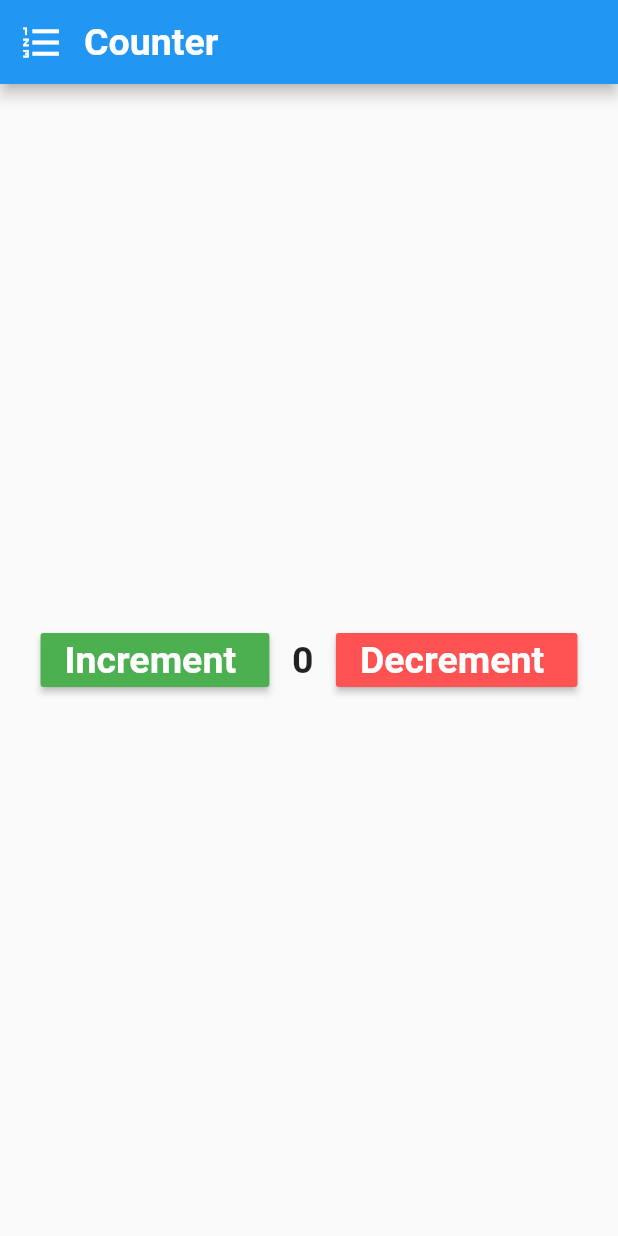
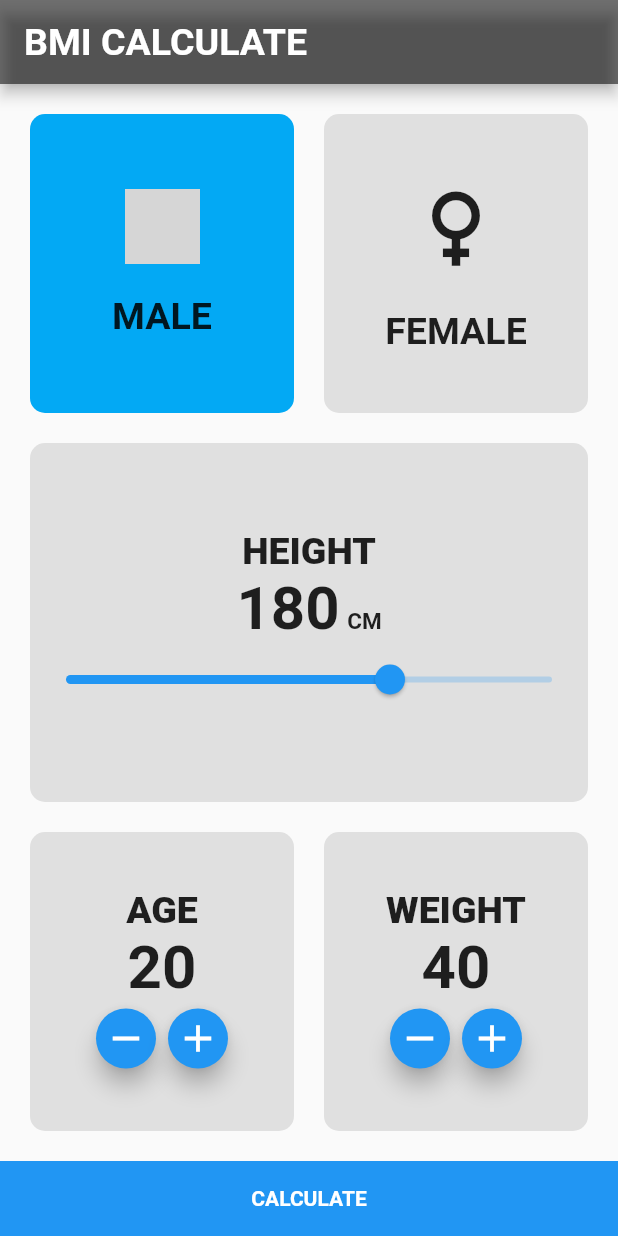
Before and after one commit to abdallhmostafa/udemy_course, a Flutter app: the screen it shows after launch, on a phone screen of 412 x 824 dp. Run offline on Flutter 3.47's test engine with Material 2 defaults, Android fonts, the phone set to English and light mode, and no system bars; grey boxes are pictures that could not be loaded.

Commit message:
Demo BMI APP

```diff
--- /dev/null
+++ b/lib/bmi_result_screen.dart
@@ -0,0 +1,30 @@
+import 'package:flutter/material.dart';
+class BmiResultScreen extends StatelessWidget {
+final int age ;
+final double result ;
+bool isMale ;
+BmiResultScreen({required this.result,required this.age,required this.isMale});
+  @override
+  Widget build(BuildContext context) {
+    return Scaffold(
+      appBar: AppBar(
+        title:Text('BMI RESULT ',style: TextStyle(fontSize: 25.0,fontWeight: FontWeight.w900),
+      ),
+
+    ),
+          body: Center(
+            child: Column(
+              mainAxisAlignment: MainAxisAlignment.center,
+              crossAxisAlignment: CrossAxisAlignment.start,
+              children: [
+              Text('GENDER : ${isMale ? "MALE": "FEMALE" }',style: TextStyle(fontSize: 25.0,fontWeight: FontWeight.w900)),
+              SizedBox(height: 10,),
+              Text('AGE : $age',style: TextStyle(fontSize: 25.0,fontWeight: FontWeight.w900)),
+                SizedBox(height: 10,),
+                Text('BMI RESULT : ${result.round()}',style: TextStyle(fontSize: 25.0,fontWeight: FontWeight.w900)),
+              ],
+            ),
+          ),
+    );
+  }
+}
--- /dev/null
+++ b/lib/bmi_screen.dart
@@ -0,0 +1,259 @@
+ import 'dart:math';
+
+import 'package:abdallh_mansor_course/bmi_result_screen.dart';
+import 'package:flutter/material.dart';
+class BmiScreen extends StatefulWidget {
+  const BmiScreen({Key? key}) : super(key: key);
+
+  @override
+  State<BmiScreen> createState() => _BmiScreenState();
+}
+
+class _BmiScreenState extends State<BmiScreen> {
+
+  bool isMale =true;
+  double hieght= 180;
+  int age = 20;
+  double weight = 40;
+  @override
+  Widget build(BuildContext context) {
+    return Scaffold(
+      appBar: AppBar(
+        backgroundColor: Colors.black54,
+        title:const Text('BMI CALCULATE',style: TextStyle(fontSize: 25.0,color: Colors.white,fontWeight: FontWeight.bold),),
+      ),
+      body: Column(
+        children: [
+          //<<<<<<<<<<<<<<<<<<<<<<<<<<<< First Section >>>>>>>>>>>>>>>>>>>
+          Expanded(
+              child:Padding(
+                padding: const EdgeInsets.all(20.0),
+                child: Row(
+                  children: [
+                    Expanded(
+                      child: GestureDetector(
+                        onTap: (){
+                        setState(() {
+                          isMale = true;
+                        });
+                          },
+                        child: Container(
+                          decoration: BoxDecoration(
+                            borderRadius: BorderRadius.circular(10.0),
+                            color: isMale ? Colors.lightBlue : Colors.grey[300]
+                            ,
+
+                          ),
+                          child: Column(
+                            mainAxisAlignment: MainAxisAlignment.center,
+                            children: [
+
+                                // Icon(Icons.male,size: 70,),
+                              Image(image: AssetImage('assets/images/male2.png'),
+                                     width: 50.0,
+                              height: 50.0,),
+                               SizedBox(height: 20.0,),
+                               Text('MALE',style: TextStyle(fontSize: 25.0,fontWeight: FontWeight.bold),)
+                            ],
+                          ),
+                        ),
+                      ),
+                    ),
+                    const SizedBox(width: 20.0,),
+                    Expanded(
+                      child: GestureDetector(
+                        onTap: (){
+                          setState(() {
+                            isMale =false;
+                          });
+                        }
+                        ,
+                        child: Container(
+                          decoration: BoxDecoration(
+                            borderRadius: BorderRadius.circular(10.0),
+                            color: !isMale ? Colors.lightBlue : Colors.grey[300]
+                          ),
+                          child: Column(
+                            mainAxisAlignment: MainAxisAlignment.center,
+
+                            children: [
+                                const Icon(Icons.female,size: 70,),
+                              const SizedBox(height: 20.0,),
+                              const Text('FEMALE',style: TextStyle(fontSize: 25.0,fontWeight: FontWeight.bold),)
+                            ],
+                          ),
+                        ),
+                      ),
+                    ),
+                  ],
+                ),
+              ) ),
+
+
+
+          //<<<<<<<<<<<<<<<<<<<<<<<<<<<< Second Section >>>>>>>>>>>>>>>>>>>
+          Expanded(
+              child:Padding(
+                padding:const EdgeInsets.symmetric(
+                    horizontal: 20.0
+                ),
+                child: Container(
+
+                  decoration: BoxDecoration(
+                    color: Colors.grey[300],
+                    borderRadius: BorderRadius.circular(10.0)
+                  ),
+                  child: Column(
+                    mainAxisAlignment: MainAxisAlignment.center,
+                    children: [
+                      const Text(
+                        'HEIGHT',style: TextStyle(
+                          fontSize: 25.0,fontWeight: FontWeight.w900),),
+                      Row(
+                        mainAxisAlignment: MainAxisAlignment.center,
+                        crossAxisAlignment: CrossAxisAlignment.baseline ,
+                        textBaseline: TextBaseline.alphabetic,
+                        children: [
+                           Text('${hieght.round()}',style: TextStyle(fontSize: 40.0,fontWeight: FontWeight.bold),),
+                          SizedBox(width: 5.0,),
+                           Text('CM',style: TextStyle(fontSize: 15.0,fontWeight: FontWeight.bold),)
+
+
+                        ],
+                      ),
+                      Slider(
+                        max: 230.0,
+                          min: 80.0,
+                          value: hieght,
+                          onChanged: (value){
+                          setState(() {
+                            hieght =value;
+                          });
+
+                      })
+
+                    ],
+                  ),
+                ),
+              ) ),
+
+
+
+          //<<<<<<<<<<<<<<<<<<<<<<<<<<<< Third Section >>>>>>>>>>>>>>>>>>>
+          Expanded(
+              child: Padding(
+                padding: const EdgeInsets.all(20.0),
+                child: Row(
+                  mainAxisAlignment: MainAxisAlignment.center,
+                  children: [
+                    Expanded(
+                      child: Container(decoration: BoxDecoration(borderRadius: BorderRadius.circular(10.0),color: Colors.grey[300]),
+                        child: Column(
+                          mainAxisAlignment: MainAxisAlignment.center,
+                          children: [
+                             const Text(
+                              'AGE',style: TextStyle(
+                                fontSize: 25.0,fontWeight: FontWeight.w900),),
+                            Text('$age',style: TextStyle(fontSize: 40.0,fontWeight: FontWeight.bold),),
+                            Row(
+                              mainAxisAlignment: MainAxisAlignment.center,
+                              children: [
+
+                                FloatingActionButton(
+                                   mini: true,heroTag: 'age-',
+                                    child: const Icon(Icons.remove,size: 30,),
+                                    onPressed: (){
+                                     setState(() {
+                                       age--;
+                                     });
+                                    }),
+                                FloatingActionButton(
+                                    heroTag: 'age+',
+                                   mini: true,
+                                    child: const Icon(Icons.add,size: 30,),
+                                    onPressed: (){
+                                     setState(() {
+                                       age++;
+                                     });
+                                    }),
+                              ],
+                            )
+
+
+                          ],
+                        ),
+                      ),
+                    ),
+                    const SizedBox(width: 20.0,),
+                    Expanded(
+                      child: Container(decoration: BoxDecoration(borderRadius: BorderRadius.circular(10.0),color: Colors.grey[300]),
+                        child: Column(
+                          mainAxisAlignment: MainAxisAlignment.center,
+                          children: [
+                            const Text(
+                              'WEIGHT',style: TextStyle(
+                                fontSize: 25.0,fontWeight: FontWeight.w900),),
+                            Text('${weight.round()}',style: TextStyle(fontSize: 40.0,fontWeight: FontWeight.bold),),
+                            Row(
+                              mainAxisAlignment: MainAxisAlignment.center,
+
+                              children: [
+                                FloatingActionButton(
+                                    heroTag: 'weight-',
+                                   mini: true,
+                                    child: const Icon(Icons.remove,size: 30,),
+                                    onPressed: (){
+                                     setState(() {
+                                       weight--;
+                                     });
+                                    }),
+                                FloatingActionButton(
+                                    heroTag: 'weight+',
+
+                                    mini: true,
+                                    child:  Icon(Icons.add,size: 30,),
+                                    onPressed: (){
+                                     setState(() {
+                                       weight++;
+                                     });
+                                    }),
+                              ],
+                            )
+
+
+                          ],
+                        ),
+                      ),
+                    ),
+                  ],
+                ),
+              )),
+
+
+
+          //<<<<<<<<<<<<<<<<<<<<<<<<<<<< Fourth Section >>>>>>>>>>>>>>>>>>>
+
+          Container(
+            height: 50.0,
+            width: double.infinity,
+            color: Colors.blue,
+            child: MaterialButton(
+
+                child: const Text(
+                  'CALCULATE',
+                  style: TextStyle(
+                      color: Colors.white,
+                      fontWeight: FontWeight.bold
+                  ),),
+                onPressed: (){
+                  double result = weight / pow(hieght/100, 2);
+                  print(result.round());
+                  Navigator.push(context, MaterialPageRoute(builder: (_)=> BmiResultScreen(isMale: isMale,result: result,age: age,)));
+                }),
+          )
+
+        ],
+      ),
+    );
+  }
+}
--- a/lib/main.dart
+++ b/lib/main.dart
@@ -1,3 +1,5 @@
+import 'package:abdallh_mansor_course/bmi_result_screen.dart';
+import 'package:abdallh_mansor_course/bmi_screen.dart';
 import 'package:abdallh_mansor_course/counter_screen.dart';
 import 'package:abdallh_mansor_course/login_screen.dart';
 import 'package:abdallh_mansor_course/massenger_screen.dart';
@@ -21,7 +23,9 @@ class _MyAppState extends State<MyApp> {
   Widget build(BuildContext context) {
     return MaterialApp(
       debugShowCheckedModeBanner: false,
-      home:CounterScreen(),
+      home:
+      // BmiResultScreen(),
+      BmiScreen(),
 
     );
   }
--- a/pubspec.yaml
+++ b/pubspec.yaml
@@ -58,8 +58,8 @@ flutter:
   uses-material-design: true
 
   # To add assets to your application, add an assets section, like this:
-  # assets:
-  #   - images/a_dot_burr.jpeg
+  assets:
+    - assets/images/
   #   - images/a_dot_ham.jpeg
 
   # An image asset can refer to one or more resolution-specific "variants", see
```
